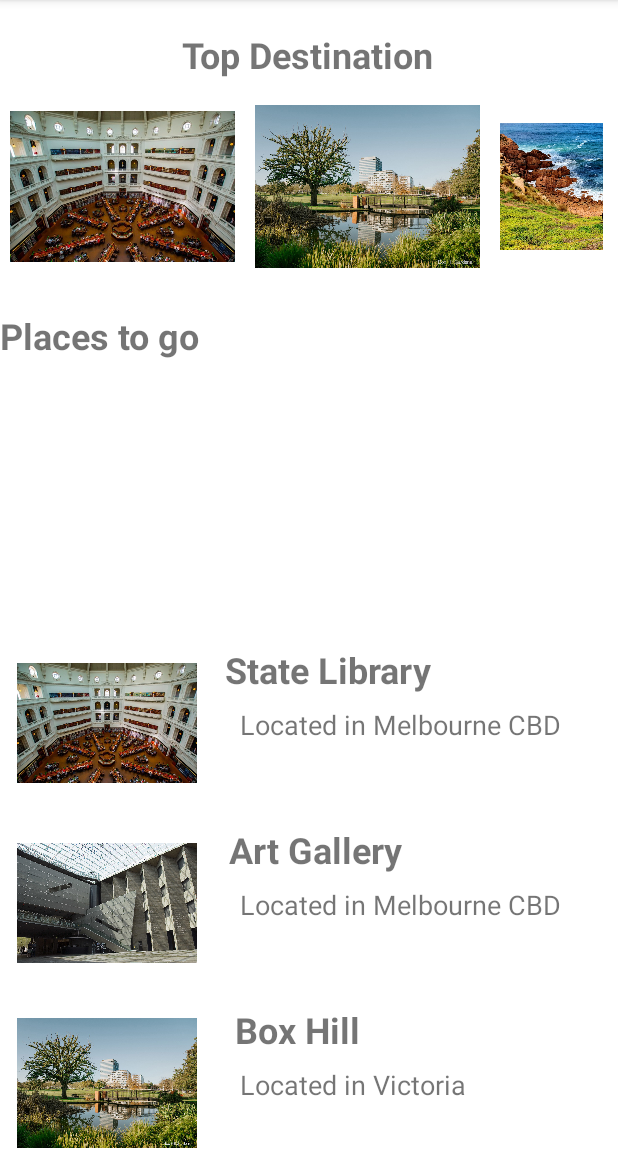
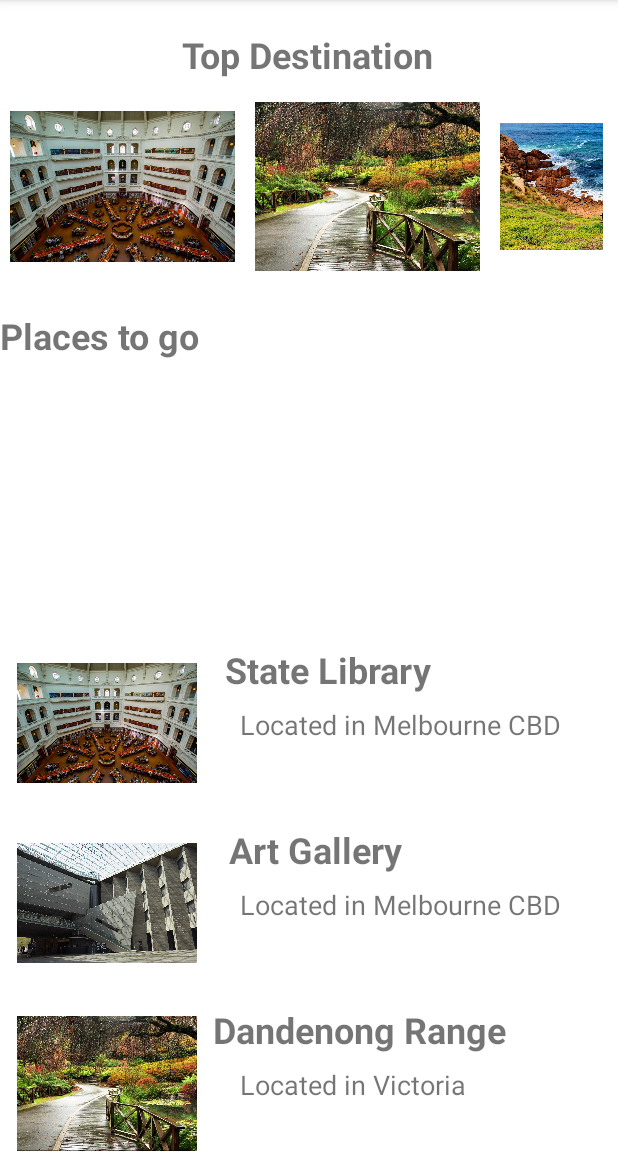
Before and after one commit to makara-chhaing/tourism-app, an Android app: the screen it shows after launch (MainActivity), on a phone screen of 412 x 824 dp, the part 84-1236 px from its top. Run offline under Robolectric (Android 15) with nearby library versions, the phone set to English and light mode, and no system bars.

Commit message:
finalized funtionality

```diff
--- a/app/src/main/java/com/example/tourism/MainActivity.java
+++ b/app/src/main/java/com/example/tourism/MainActivity.java
@@ -19,10 +19,10 @@ public class MainActivity extends AppCompatActivity {
     protected void onCreate(Bundle savedInstanceState) {
         super.onCreate(savedInstanceState);
         setContentView(R.layout.activity_main);
-        int[] imageIdArray = {R.drawable.state_lib, R.drawable.art_gallery, R.drawable.box_hill_gardens, R.drawable.dandenong, R.drawable.phillip_island};
-        String[] nameArray = {"State Library", "Art Gallery", "Box Hill", "Dandenong Range", "Phillip Island"};
-        String[] descriptionArray = {"A quiet library in the head of Melbourne City.", "The place that display art from over the world.", "A suburb that is lively and beautiful.",
-                "A Very nice range full of tree and wildlife",  "A beautiful island that has a breathtaking view and penguin Located in Victoria"};
+        int[] imageIdArray = {R.drawable.state_lib, R.drawable.art_gallery, R.drawable.dandenong, R.drawable.box_hill_gardens, R.drawable.phillip_island};
+        String[] nameArray = {"State Library", "Art Gallery", "Dandenong Range", "Box Hill", "Phillip Island"};
+        String[] descriptionArray = {"A quiet library in the heart of Melbourne City.", "The place that display art from over the world.",
+                "A very nice range full of trees and wildlife", "A suburb that is lively and beautiful.",  "A beautiful island that has a breathtaking view and penguin Located in Victoria"};
         String[] locationArray = {"Located in Melbourne CBD", "Located in Melbourne CBD", "Located in Victoria",
                 "Located in Victoria", "Located in Victoria"};
 
@@ -33,7 +33,7 @@ public class MainActivity extends AppCompatActivity {
         hori_recyclerView = findViewById(R.id.hori_rec_id);
 
         for (int i = 0; i < imageIdArray.length; i++){
-            placeToGo = new PlaceToGo(imageIdArray[i], nameArray[i], descriptionArray[i], locationArray[i]);
+            placeToGo = new PlaceToGo(imageIdArray[i], nameArray[i], locationArray[i], descriptionArray[i]);
             placesToGoList.add(placeToGo);
             if(i%2==0){
                 topDestination = new TopDestination(imageIdArray[i], placeToGo);
--- a/app/src/main/java/com/example/tourism/PlaceToGoAdapter.java
+++ b/app/src/main/java/com/example/tourism/PlaceToGoAdapter.java
@@ -1,6 +1,7 @@
 package com.example.tourism;
 
 import android.content.Context;
+import android.os.Bundle;
 import android.view.LayoutInflater;
 import android.view.View;
 import android.view.ViewGroup;
@@ -8,6 +9,7 @@ import android.widget.ImageView;
 import android.widget.TextView;
 
 import androidx.annotation.NonNull;
+import androidx.fragment.app.Fragment;
 import androidx.recyclerview.widget.RecyclerView;
 
 import java.util.List;
@@ -15,11 +17,13 @@ import java.util.List;
 public class PlaceToGoAdapter extends RecyclerView.Adapter<PlaceToGoAdapter.PlaceToGoViewHolder> {
 
     Context context;
-    List<PlaceToGo> placesToGo;
+    List<PlaceToGo> placesToGoList;
+    Fragment fragment;
+    Bundle bundle;
 
     public PlaceToGoAdapter(Context context, List<PlaceToGo> placesToGo){
         this.context = context;
-        this.placesToGo = placesToGo;
+        this.placesToGoList = placesToGo;
     }
 
     @NonNull
@@ -32,25 +36,48 @@ public class PlaceToGoAdapter extends RecyclerView.Adapter<PlaceToGoAdapter.Plac
 
     @Override
     public void onBindViewHolder(@NonNull PlaceToGoViewHolder holder, int position) {
-        holder.imageView.setImageResource(placesToGo.get(position).getImageId());
-        holder.name.setText(placesToGo.get(position).getName());
-        holder.description.setText(placesToGo.get(position).getDescription());
+        holder.imageView.setImageResource(placesToGoList.get(position).getImageId());
+        holder.name.setText(placesToGoList.get(position).getName());
+        holder.location.setText(placesToGoList.get(position).getLocation());
+        holder.itemView.setOnClickListener(new View.OnClickListener() {
+            @Override
+            public void onClick(View v) {
+                fragmentJump(placesToGoList.get(position));
+            }
+        });
+    }
+
+    private void fragmentJump(PlaceToGo itemSelected) {
+        fragment = new DetailFragment();
+        bundle = new Bundle();
+        bundle.putSerializable("place", itemSelected);
+        fragment.setArguments(bundle);
+        switchContent(R.id.main_id, fragment);
+    }
+
+    public void switchContent(int id, Fragment fragment) {
+        if (context == null)
+            return;
+        if (context instanceof MainActivity) {
+            MainActivity mainActivity = (MainActivity) context;
+            this.fragment = fragment;
+            mainActivity.switchContent(id, fragment);
+        }
 
     }
-
     @Override
     public int getItemCount() {
-        return placesToGo.size();
+        return placesToGoList.size();
     }
 
     public class PlaceToGoViewHolder extends RecyclerView.ViewHolder {
         ImageView imageView;
-        TextView name, description;
+        TextView name, location;
         public PlaceToGoViewHolder(@NonNull View itemView) {
             super(itemView);
             imageView = itemView.findViewById(R.id.image_id);
             name = itemView.findViewById(R.id.name_id);
-            description = itemView.findViewById(R.id.location_id);
+            location = itemView.findViewById(R.id.location_id);
         }
     }
 }
```
Also changed, not shown: app/src/main/res/layout/fragment_detail.xml (+17 -16 lines).
